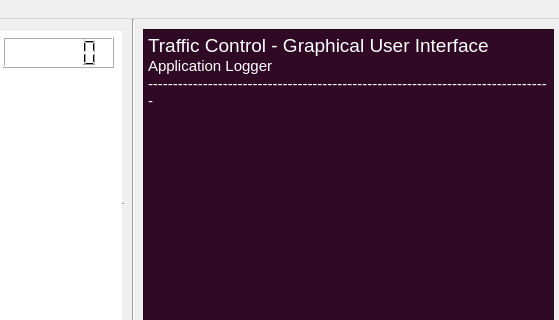
The window that ui/Application.ui (vishruthys/Adaptive-Traffic-Signalling-with-Yolov3) describes before a commit, drawn with Qt 5; both pictures show x 807 to 1366 and y 0 to 320 of the 1366 by 766 pixel window.
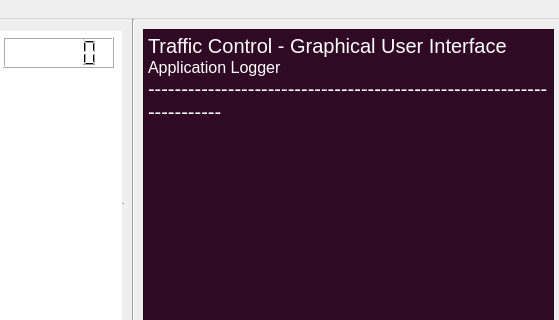
The same window after the commit. Icons and pictures are not drawn.

```diff
--- a/ui/Application.ui
+++ b/ui/Application.ui
@@ -107,9 +107,10 @@
 &lt;html&gt;&lt;head&gt;&lt;meta name=&quot;qrichtext&quot; content=&quot;1&quot; /&gt;&lt;style type=&quot;text/css&quot;&gt;
 p, li { white-space: pre-wrap; }
 &lt;/style&gt;&lt;/head&gt;&lt;body style=&quot; font-family:'Ubuntu'; font-size:11pt; font-weight:200; font-style:normal;&quot;&gt;
-&lt;p style=&quot; margin-top:0px; margin-bottom:0px; margin-left:0px; margin-right:0px; -qt-block-indent:0; text-indent:0px;&quot;&gt;&lt;span style=&quot; font-size:14pt;&quot;&gt;Traffic Control - Graphical User Interface&lt;/span&gt;&lt;/p&gt;
-&lt;p style=&quot; margin-top:0px; margin-bottom:0px; margin-left:0px; margin-right:0px; -qt-block-indent:0; text-indent:0px;&quot;&gt;Application Logger&lt;/p&gt;
-&lt;p style=&quot; margin-top:0px; margin-bottom:0px; margin-left:0px; margin-right:0px; -qt-block-indent:0; text-indent:0px;&quot;&gt;---------------------------------------------------------------------------------&lt;/p&gt;
+&lt;p style=&quot; margin-top:0px; margin-bottom:0px; margin-left:0px; margin-right:0px; -qt-block-indent:0; text-indent:0px;&quot;&gt;&lt;span style=&quot; font-size:15pt;&quot;&gt;Traffic Control - Graphical User Interface&lt;/span&gt;&lt;/p&gt;
+&lt;p style=&quot; margin-top:0px; margin-bottom:0px; margin-left:0px; margin-right:0px; -qt-block-indent:0; text-indent:0px;&quot;&gt;&lt;span style=&quot; font-size:12pt;&quot;&gt;Application Logger&lt;/span&gt;&lt;/p&gt;
+&lt;p style=&quot; margin-top:0px; margin-bottom:0px; margin-left:0px; margin-right:0px; -qt-block-indent:0; text-indent:0px;&quot;&gt;&lt;span style=&quot; font-size:15pt;&quot;&gt;-----------------------------------------------------------------------&lt;/span&gt;&lt;/p&gt;
+&lt;p style=&quot;-qt-paragraph-type:empty; margin-top:0px; margin-bottom:0px; margin-left:0px; margin-right:0px; -qt-block-indent:0; text-indent:0px; font-size:15pt;&quot;&gt;&lt;br /&gt;&lt;/p&gt;
 &lt;p style=&quot;-qt-paragraph-type:empty; margin-top:0px; margin-bottom:0px; margin-left:0px; margin-right:0px; -qt-block-indent:0; text-indent:0px;&quot;&gt;&lt;br /&gt;&lt;/p&gt;
 &lt;p style=&quot;-qt-paragraph-type:empty; margin-top:0px; margin-bottom:0px; margin-left:0px; margin-right:0px; -qt-block-indent:0; text-indent:0px;&quot;&gt;&lt;br /&gt;&lt;/p&gt;&lt;/body&gt;&lt;/html&gt;</string>
     </property>
```
Left out of the diff: 144 changed lines with no effect on the pictures.
